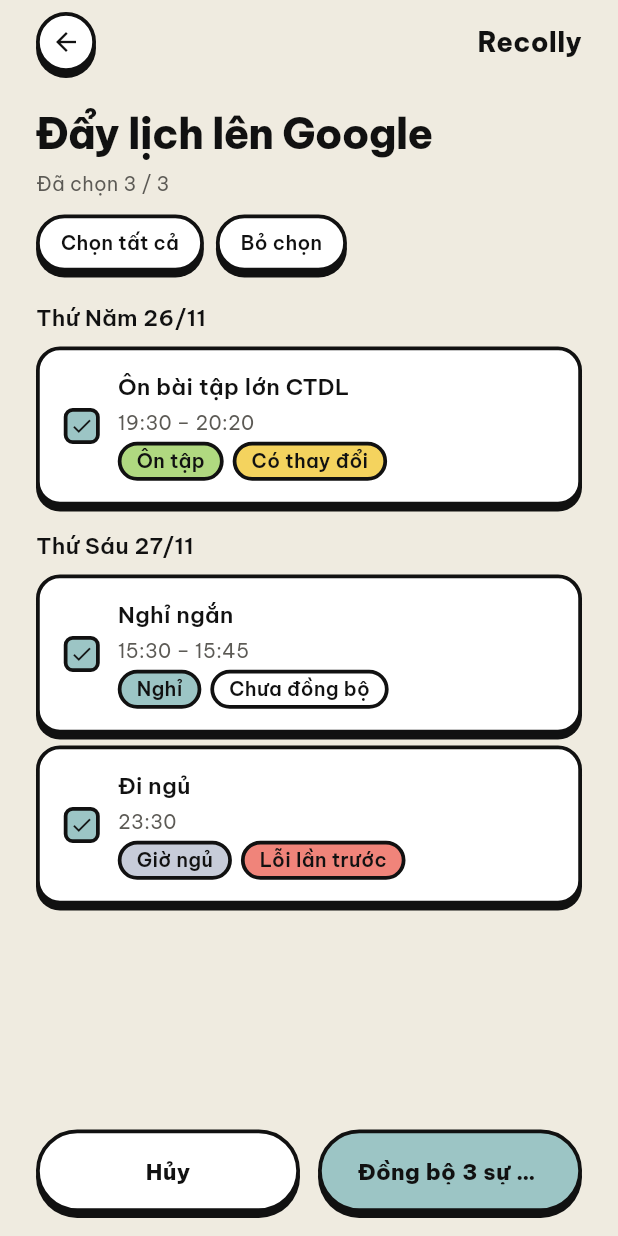
After one commit to Znoywho/Recolly, a Flutter app: the CalendarPushPage screen opened directly, on a phone screen of 412 x 824 dp. The commit adds this screen. Run offline on Flutter 3.47's test engine with Material 3 defaults, Android fonts, the phone set to English and light mode, and no system bars; our stand-ins replace fl_chart, flutter_secure_storage, google_sign_in, image_picker; accounts and stored records are empty.

Commit message:
Add event picker and result screen for pushing to Google Calendar (R33)

```diff
--- a/client/lib/data/mock/mock_repositories.dart
+++ b/client/lib/data/mock/mock_repositories.dart
@@ -636,6 +636,25 @@ class MockEventRepository extends _Mock implements EventRepository {
         todoId: 'mock-todo-1',
         syncStatus: SyncStatus.pending,
       ),
+      // R33 picker: not pushed yet / failed last time
+      _event(
+        newId(),
+        'Nghỉ ngắn',
+        _at(2, 15, 30),
+        _at(2, 15, 45),
+        source: EventSource.scheduler,
+        kind: EventKind.rest,
+        syncStatus: SyncStatus.notSynced,
+      ),
+      _event(
+        newId(),
+        'Đi ngủ',
+        _at(2, 23, 30),
+        _at(3, 7),
+        source: EventSource.scheduler,
+        kind: EventKind.bedtime,
+        syncStatus: SyncStatus.error,
+      ),
       _event(
         newId(),
         'Họp CLB Tin học',
@@ -974,7 +993,7 @@ class MockCalendarSyncRepository extends _Mock
     calendarId: 'primary',
     twoWaySync: true,
     lastSyncedAt: DateTime.now().subtract(const Duration(hours: 3)),
-    pendingCount: 1,
+    pendingCount: 3,
     conflictCount: 1,
   );
 
@@ -1022,7 +1041,13 @@ class MockCalendarSyncRepository extends _Mock
   @override
   Future<SyncResult> sync({List<String>? eventIds}) async {
     await delay();
-    return const SyncResult(pushed: 1, pulled: 0, failed: 0, conflicts: 1);
+    // Picked events all go through (statuses are not tracked in the mock)
+    return SyncResult(
+      pushed: eventIds?.length ?? 1,
+      pulled: 0,
+      failed: 0,
+      conflicts: 0,
+    );
   }
 
   @override
--- /dev/null
+++ b/client/lib/features/sync/calendar_push_page.dart
@@ -0,0 +1,522 @@
+import 'package:client/core/di/repository_scope.dart';
+import 'package:client/data/data.dart';
+import 'package:flutter/material.dart';
+
+import '../../core/theme/app_theme.dart';
+import '../../widgets/widgets.dart';
+
+// R33: pick events and push them to Google Calendar.
+// Figma: "Google Calendar – Chọn sự kiện" 317:33, "– Kết quả đồng bộ" 317:177,
+// "– Đồng bộ thành công" 328:33. Pops true when something was pushed.
+
+const lightSlate = Color(0xFFC7CCD9);
+
+class CalendarPushPage extends StatefulWidget {
+  const CalendarPushPage({super.key, this.email});
+
+  final String? email;
+
+  @override
+  State<CalendarPushPage> createState() => _CalendarPushPageState();
+}
+
+class _CalendarPushPageState extends State<CalendarPushPage> {
+  List<CalendarEvent> events = [];
+  Set<String> picked = {};
+  bool loading = true;
+  bool busy = false;
+  String? loadError;
+
+  // Set after a sync
+  SyncResult? result;
+  DateTime? syncedAt;
+  List<CalendarEvent> failed = [];
+
+  @override
+  void didChangeDependencies() {
+    super.didChangeDependencies();
+    if (loading && events.isEmpty && loadError == null) load();
+  }
+
+  // Unsynced events from today to 4 weeks ahead, one card per event id
+  Future<List<CalendarEvent>> pendingEvents() async {
+    final now = DateTime.now();
+    final from = DateTime(now.year, now.month, now.day);
+    final list = await RepositoryScope.of(context).events.listEvents(
+      from: from,
+      to: from.add(const Duration(days: 28)),
+    );
+    final seen = <String>{};
+    return list
+        .where((e) => e.syncStatus != SyncStatus.synced)
+        .where((e) => e.syncStatus != SyncStatus.conflict)
+        .where((e) => seen.add(e.id))
+        .toList();
+  }
+
+  Future<void> load() async {
+    setState(() {
+      loading = true;
+      loadError = null;
+    });
+    try {
+      final list = await pendingEvents();
+      if (!mounted) return;
+      setState(() {
+        events = list;
+        picked = list.map((e) => e.id).toSet();
+        loading = false;
+      });
+    } catch (e) {
+      if (!mounted) return;
+      setState(() {
+        loading = false;
+        loadError = 'Không tải được lịch, thử lại nhé.';
+      });
+    }
+  }
+
+  Future<void> push(List<String> ids) async {
+    setState(() => busy = true);
+    try {
+      final repos = RepositoryScope.of(context);
+      final r = await repos.calendarSync.sync(eventIds: ids);
+      // Find which of the sent events are still not pushed
+      var still = <CalendarEvent>[];
+      if (r.failed > 0) {
+        final left = await pendingEvents();
+        still = left.where((e) => ids.contains(e.id)).toList();
+      }
+      if (!mounted) return;
+      setState(() {
+        result = r;
+        syncedAt = DateTime.now();
+        failed = still;
+        busy = false;
+      });
+      if (r.failed == 0) showDone();
+    } on ApiException catch (e) {
+      if (!mounted) return;
+      setState(() => busy = false);
+      showSnack(errorText(e));
+    } catch (e) {
+      if (!mounted) return;
+      setState(() => busy = false);
+      showSnack('Không đồng bộ được, thử lại nhé.');
+    }
+  }
+
+  String errorText(ApiException e) {
+    if (e.code == 'CALENDAR_NOT_CONNECTED') {
+      return 'Chưa kết nối Google Calendar.';
+    }
+    if (e.code == 'GOOGLE_SCOPE_MISSING') {
+      return 'Quyền Google hết hạn, hãy kết nối lại.';
+    }
+    if (e.statusCode == 503) return 'Google đang bận, thử lại sau nhé.';
+    return 'Không đồng bộ được, thử lại nhé.';
+  }
+
+  void showSnack(String text) {
+    ScaffoldMessenger.of(context)
+      ..hideCurrentSnackBar()
+      ..showSnackBar(SnackBar(content: Text(text)));
+  }
+
+  // Black rounded toast (Figma 328:33)
+  void showDone() {
+    ScaffoldMessenger.of(context)
+      ..hideCurrentSnackBar()
+      ..showSnackBar(
+        SnackBar(
+          behavior: SnackBarBehavior.floating,
+          backgroundColor: AppColors.ink,
+          shape: const RoundedRectangleBorder(borderRadius: AppRadii.pillAll),
+          content: Text(
+            'Đã đồng bộ thành công',
+            textAlign: TextAlign.center,
+            style: AppTypography.subtitle.copyWith(
+              color: AppColors.white,
+              fontWeight: AppTypography.semiBold,
+            ),
+          ),
+        ),
+      );
+  }
+
+  void toggle(String id) {
+    setState(() => picked.contains(id) ? picked.remove(id) : picked.add(id));
+  }
+
+  @override
+  Widget build(BuildContext context) {
+    return Scaffold(
+      body: SafeArea(
+        child: Column(
+          children: [
+            Expanded(
+              child: ListView(
+                padding: const EdgeInsets.fromLTRB(
+                  AppSpacing.lg,
+                  AppSpacing.xs,
+                  AppSpacing.lg,
+                  AppSpacing.lg,
+                ),
+                children: [
+                  topBar(),
+                  const SizedBox(height: AppSpacing.lg),
+                  const Text('Đẩy lịch lên Google', style: AppTypography.title),
+                  const SizedBox(height: AppSpacing.xs),
+                  ...result == null ? pickBody() : resultBody(),
+                ],
+              ),
+            ),
+            Padding(
+              padding: const EdgeInsets.fromLTRB(
+                AppSpacing.lg,
+                AppSpacing.xs,
+                AppSpacing.lg,
+                AppSpacing.md,
+              ),
+              child: bottomButtons(),
+            ),
+          ],
+        ),
+      ),
+    );
+  }
+
+  Widget topBar() {
+    return Row(
+      children: [
+        BrutalIconButton(
+          icon: Icons.arrow_back,
+          size: 40,
+          onPressed: () => Navigator.pop(context, result != null),
+        ),
+        const Spacer(),
+        const Text('Recolly', style: AppTypography.subtitle),
+      ],
+    );
+  }
+
+  Widget muted(String text) => Text(
+    text,
+    style: AppTypography.label.copyWith(
+      fontWeight: AppTypography.regular,
+      color: AppColors.inkMuted,
+    ),
+  );
+
+  String get emailPart => widget.email == null ? '' : ' · ${widget.email}';
+
+  List<Widget> pickBody() {
+    if (loading) {
+      return const [
+        Padding(
+          padding: EdgeInsets.only(top: AppSpacing.xl),
+          child: Center(child: CircularProgressIndicator()),
+        ),
+      ];
+    }
+    if (loadError != null) {
+      return [muted(loadError!)];
+    }
+    if (events.isEmpty) {
+      return [muted('Không có sự kiện nào cần đồng bộ$emailPart')];
+    }
+    final widgets = <Widget>[
+      muted('Đã chọn ${picked.length} / ${events.length}$emailPart'),
+      const SizedBox(height: AppSpacing.sm),
+      Row(
+        children: [
+          chip(
+            'Chọn tất cả',
+            () => setState(() => picked = events.map((e) => e.id).toSet()),
+          ),
+          const SizedBox(width: AppSpacing.xs),
+          chip('Bỏ chọn', () => setState(() => picked = {})),
+        ],
+      ),
+    ];
+    DateTime? day;
+    for (final e in events) {
+      final start = e.startAt.toLocal();
+      final d = DateTime(start.year, start.month, start.day);
+      if (d != day) {
+        day = d;
+        widgets.add(const SizedBox(height: AppSpacing.md));
+        widgets.add(
+          Text(
+            '${weekdayName(d)} ${two(d.day)}/${two(d.month)}',
+            style: AppTypography.body.copyWith(
+              fontWeight: AppTypography.semiBold,
+            ),
+          ),
+        );
+      }
+      widgets.add(const SizedBox(height: AppSpacing.xs));
+      widgets.add(eventCard(e, checkbox: true));
+    }
+    return widgets;
+  }
+
+  List<Widget> resultBody() {
+    final r = result!;
+    final t = syncedAt!;
+    // Same wording as Figma
+    final sub = [
+      r.failed == 0 ? 'Không có lỗi' : '${r.failed} sự kiện bị lỗi',
+      r.conflicts > 0
+          ? '${r.conflicts} xung đột'
+          : (r.failed == 0 ? 'không có xung đột' : 'chưa có xung đột'),
+    ].join(', ');
+    return [
+      muted('Đồng bộ lúc ${two(t.hour)}:${two(t.minute)} hôm nay$emailPart'),
+      const SizedBox(height: AppSpacing.md),
+      BrutalCard(
+        color: AppColors.green,
+        padding: const EdgeInsets.all(AppSpacing.md),
+        child: Column(
+          crossAxisAlignment: CrossAxisAlignment.start,
+          children: [
+            Text(
+              'Đã đẩy ${r.pushed} sự kiện lên Google',
+              style: AppTypography.body.copyWith(
+                fontWeight: AppTypography.semiBold,
+              ),
+            ),
+            const SizedBox(height: AppSpacing.xxs),
+            Text(
+              sub,
+              style: AppTypography.label.copyWith(
+                fontWeight: AppTypography.regular,
+              ),
+            ),
+            const SizedBox(height: AppSpacing.xs),
+            Wrap(
+              spacing: 6,
+              runSpacing: 6,
+              children: [
+                tag('Đã đẩy ${r.pushed}', AppColors.white),
+                tag(
+                  'Lỗi ${r.failed}',
+                  r.failed > 0 ? AppColors.coral : AppColors.white,
+                ),
+                tag(
+                  'Xung đột ${r.conflicts}',
+                  r.conflicts > 0 ? AppColors.yellow : AppColors.white,
+                ),
+              ],
+            ),
+          ],
+        ),
+      ),
+      if (failed.isNotEmpty) ...[
+        const SizedBox(height: AppSpacing.md),
+        Text(
+          'Chưa đẩy được',
+          style: AppTypography.body.copyWith(
+            fontWeight: AppTypography.semiBold,
+          ),
+        ),
+        for (final e in failed) ...[
+          const SizedBox(height: AppSpacing.xs),
+          eventCard(e, checkbox: false),
+        ],
+      ],
+    ];
+  }
+
+  Widget bottomButtons() {
+    if (result != null) {
+      final done = BrutalButton(
+        label: 'Xong',
+        color: AppColors.teal,
+        onPressed: () => Navigator.pop(context, true),
+      );
+      if (failed.isEmpty) return done;
+      return Row(
+        children: [
+          Expanded(
+            child: BrutalButton(
+              label: 'Thử lại',
+              color: AppColors.yellow,
+              onPressed: busy
+                  ? null
+                  : () => push(failed.map((e) => e.id).toList()),
+            ),
+          ),
+          const SizedBox(width: AppSpacing.sm),
+          Expanded(child: done),
+        ],
+      );
+    }
+    if (!loading && (events.isEmpty || loadError != null)) {
+      return BrutalButton(
+        label: loadError != null ? 'Thử lại' : 'Xong',
+        color: AppColors.teal,
+        onPressed: loadError != null ? load : () => Navigator.pop(context),
+      );
+    }
+    return Row(
+      children: [
+        Expanded(
+          child: BrutalButton(
+            label: 'Hủy',
+            color: AppColors.white,
+            onPressed: () => Navigator.pop(context),
+          ),
+        ),
+        const SizedBox(width: AppSpacing.sm),
+        Expanded(
+          child: BrutalButton(
+            label: busy ? 'Đang đồng bộ...' : 'Đồng bộ ${picked.length} sự kiện',
+            color: AppColors.teal,
+            onPressed: busy || picked.isEmpty
+                ? null
+                : () => push(
+                    events
+                        .where((e) => picked.contains(e.id))
+                        .map((e) => e.id)
+                        .toList(),
+                  ),
+          ),
+        ),
+      ],
+    );
+  }
+
+  Widget eventCard(CalendarEvent e, {required bool checkbox}) {
+    final on = picked.contains(e.id);
+    final start = e.startAt.toLocal();
+    final end = e.endAt.toLocal();
+    var time = '${two(start.hour)}:${two(start.minute)}';
+    if (e.kind != EventKind.bedtime) {
+      time += ' – ${two(end.hour)}:${two(end.minute)}';
+    }
+    if (!checkbox) {
+      time += ' · Google từ chối, thử lại sau';
+    } else if (e.location != null && e.location!.isNotEmpty) {
+      time += ' · ${e.location}';
+    }
+    final card = BrutalCard(
+      padding: const EdgeInsets.symmetric(
+        horizontal: AppSpacing.md,
+        vertical: 14,
+      ),
+      child: Row(
+        children: [
+          if (checkbox) ...[
+            Container(
+              width: 24,
+              height: 24,
+              decoration: AppTheme.brutalBox(
+                color: on ? AppColors.teal : AppColors.white,
+                borderRadius: const BorderRadius.all(Radius.circular(6)),
+                hasShadow: false,
+              ),
+              child: on ? const Icon(Icons.check, size: 16) : null,
+            ),
+            const SizedBox(width: AppSpacing.sm),
+          ],
+          Expanded(
+            child: Column(
+              crossAxisAlignment: CrossAxisAlignment.start,
+              children: [
+                Text(
+                  e.title,
+                  style: AppTypography.body.copyWith(
+                    fontWeight: AppTypography.semiBold,
+                  ),
+                ),
+                const SizedBox(height: AppSpacing.xxs),
+                muted(time),
+                const SizedBox(height: AppSpacing.xxs),
+                Wrap(
+                  spacing: 6,
+                  runSpacing: 4,
+                  children: [
+                    tag(kindName(e.kind), kindColor(e.kind)),
+                    checkbox
+                        ? tag(statusName(e.syncStatus), statusColor(e.syncStatus))
+                        : tag('Lỗi', AppColors.coral),
+                  ],
+                ),
+              ],
+            ),
+          ),
+        ],
+      ),
+    );
+    if (!checkbox) return card;
+    return GestureDetector(onTap: () => toggle(e.id), child: card);
+  }
+
+  Widget chip(String text, VoidCallback onTap) {
+    return GestureDetector(
+      onTap: onTap,
+      child: Container(
+        margin: const EdgeInsets.only(bottom: AppSpacing.xxs),
+        padding: const EdgeInsets.symmetric(horizontal: 14, vertical: 8),
+        decoration: AppTheme.brutalBox(
+          color: AppColors.white,
+          borderRadius: AppRadii.pillAll,
+        ),
+        child: Text(text, style: AppTypography.label),
+      ),
+    );
+  }
+
+  Widget tag(String text, Color color) {
+    return Container(
+      padding: const EdgeInsets.symmetric(horizontal: 10, vertical: 2),
+      decoration: AppTheme.brutalBox(
+        color: color,
+        borderRadius: AppRadii.pillAll,
+        hasShadow: false,
+      ),
+      child: Text(text, style: AppTypography.label),
+    );
+  }
+}
+
+String two(int n) => n.toString().padLeft(2, '0');
+
+String weekdayName(DateTime d) => const [
+  'Thứ Hai',
+  'Thứ Ba',
+  'Thứ Tư',
+  'Thứ Năm',
+  'Thứ Sáu',
+  'Thứ Bảy',
+  'Chủ Nhật',
+][d.weekday - 1];
+
+String kindName(EventKind k) => switch (k) {
+  EventKind.classSession => 'Môn học',
+  EventKind.study => 'Ôn tập',
+  EventKind.rest => 'Nghỉ',
+  EventKind.bedtime => 'Giờ ngủ',
+  EventKind.other => 'Khác',
+};
+
+Color kindColor(EventKind k) => switch (k) {
+  EventKind.classSession => AppColors.white,
+  EventKind.study => AppColors.green,
+  EventKind.rest => AppColors.teal,
+  EventKind.bedtime => lightSlate,
+  EventKind.other => AppColors.yellow,
+};
+
+String statusName(SyncStatus s) => switch (s) {
+  SyncStatus.pending => 'Có thay đổi',
+  SyncStatus.error => 'Lỗi lần trước',
+  _ => 'Chưa đồng bộ',
+};
+
+Color statusColor(SyncStatus s) => switch (s) {
+  SyncStatus.pending => AppColors.yellow,
+  SyncStatus.error => AppColors.coral,
+  _ => AppColors.white,
+};
```
Also changed, not shown: client/lib/features/sync/google_calendar_sheet.dart (+59 -34 lines).
